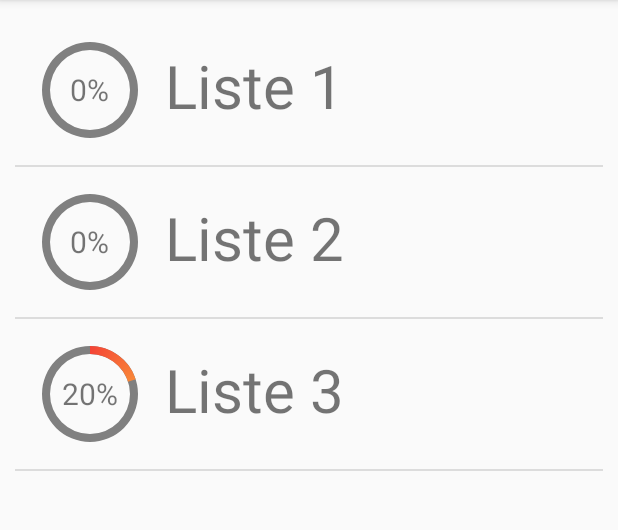
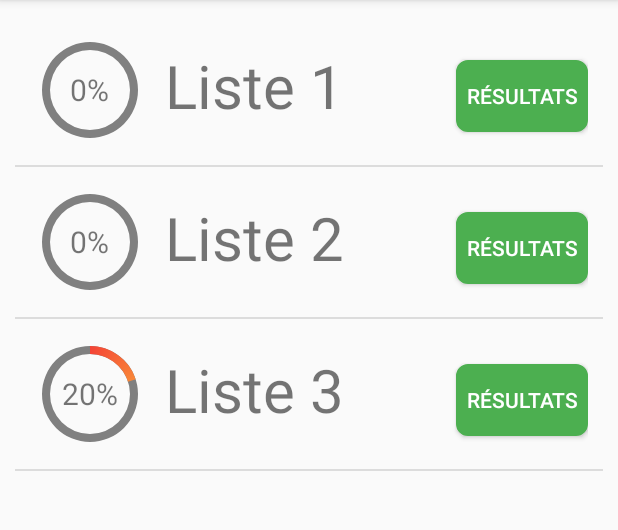
Before and after one commit to fmotot/Devinet, an Android app: the WordListChoiceActivity screen opened directly, with no data from a screen before it, on a phone screen of 412 x 824 dp, the part 84-614 px from its top. Run offline under Robolectric (Android 15) with nearby library versions, the phone set to English and light mode, and no system bars; our stand-ins replace Room's generated code.

Commit message:
Ajout d'un bouton pour accéder aux résultat d'une liste

```diff
--- a/app/src/main/AndroidManifest.xml
+++ b/app/src/main/AndroidManifest.xml
@@ -10,7 +10,7 @@
         android:supportsRtl="true"
         android:theme="@style/AppTheme">
         <activity android:name=".activity.PreferencesActivity"/>
-        <activity android:name=".activity.ResultAllActivity"/>
+        <activity android:name=".activity.ResultActivity"/>
         <activity android:name=".activity.TestActivity" />
         <activity android:name=".activity.PlayActivity" />
         <activity android:name=".activity.WordListChoiceActivity" />
--- a/app/src/main/java/fr/eni/devinet/activity/adapter/WordListAdapter.java
+++ b/app/src/main/java/fr/eni/devinet/activity/adapter/WordListAdapter.java
@@ -1,12 +1,15 @@
 package fr.eni.devinet.activity.adapter;
 
 import android.content.Context;
+import android.content.Intent;
 import android.view.LayoutInflater;
 import android.view.View;
 import android.view.ViewGroup;
 import android.widget.ArrayAdapter;
+import android.widget.Button;
 import android.widget.ProgressBar;
 import android.widget.TextView;
+import android.widget.Toast;
 
 import androidx.annotation.NonNull;
 import androidx.annotation.Nullable;
@@ -14,6 +17,8 @@ import androidx.annotation.Nullable;
 import java.util.List;
 
 import fr.eni.devinet.R;
+import fr.eni.devinet.activity.ResultActivity;
+import fr.eni.devinet.activity.WordListChoiceActivity;
 import fr.eni.devinet.model.WordListWithProgress;
 import fr.eni.devinet.utils.Utils;
 
@@ -51,6 +56,21 @@ public class WordListAdapter extends ArrayAdapter<WordListWithProgress> {
         name.append(" ").append(wordListWithProgress.getWordList().getName());
         tvName.setText(Utils.capitalize(name));
 
+        Button btnResults = line.findViewById(R.id.btn_results);
+        btnResults.setOnClickListener(new View.OnClickListener() {
+            @Override
+            public void onClick(View view) {
+                int listId = wordListWithProgress.getWordList().getId();
+
+                Intent intent = new Intent(context, ResultActivity.class);
+                intent.putExtra(WordListChoiceActivity.WORDLIST_ID, listId);
+
+                context.startActivity(intent);
+            }
+        });
+
+
         return line;
     }
+
 }
--- /dev/null
+++ b/app/src/main/res/drawable/button_shape.xml
@@ -0,0 +1,18 @@
+<?xml version="1.0" encoding="UTF-8"?>
+<shape
+    xmlns:android="http://schemas.android.com/apk/res/android">
+    <stroke
+        android:width="1dp"
+        android:color="#505050"/>
+    <corners
+        android:radius="7dp" />
+
+    <padding
+        android:left="1dp"
+        android:right="1dp"
+        android:top="1dp"
+        android:bottom="1dp"/>
+
+    <solid android:color="#505050"/>
+
+</shape>
--- a/app/src/main/res/layout/style_word_list_list.xml
+++ b/app/src/main/res/layout/style_word_list_list.xml
@@ -49,4 +49,20 @@
             android:textSize="20sp"
             />
     </FrameLayout>
+
+    <Button
+        android:id="@+id/btn_results"
+        android:layout_width="wrap_content"
+        android:layout_height="wrap_content"
+
+        app:layout_constraintRight_toRightOf="parent"
+        app:layout_constraintTop_toTopOf="parent"
+
+        android:focusable="false"
+        android:layout_marginTop="20dp"
+        android:text="@string/results"
+        android:textColor="@color/white"
+        android:background="@drawable/button_shape"
+        android:backgroundTint="@color/green"
+        />
 </androidx.constraintlayout.widget.ConstraintLayout>
--- a/app/src/main/res/values/colors.xml
+++ b/app/src/main/res/values/colors.xml
@@ -8,4 +8,5 @@
     <color name="yellow">#FFEB3B</color>
     <color name="green">#4CAF50</color>
     <color name="orange">#FF5722</color>
+    <color name="white">#FFFFFF</color>
 </resources>
--- a/app/src/main/res/values/strings.xml
+++ b/app/src/main/res/values/strings.xml
@@ -10,5 +10,6 @@
     <string name="play">Jouer</string>
     <string name="propose_word">Proposer un mot</string>
     <string name="quit">Quitter</string>
+    <string name="results">Résultats</string>
 
 </resources>
```
